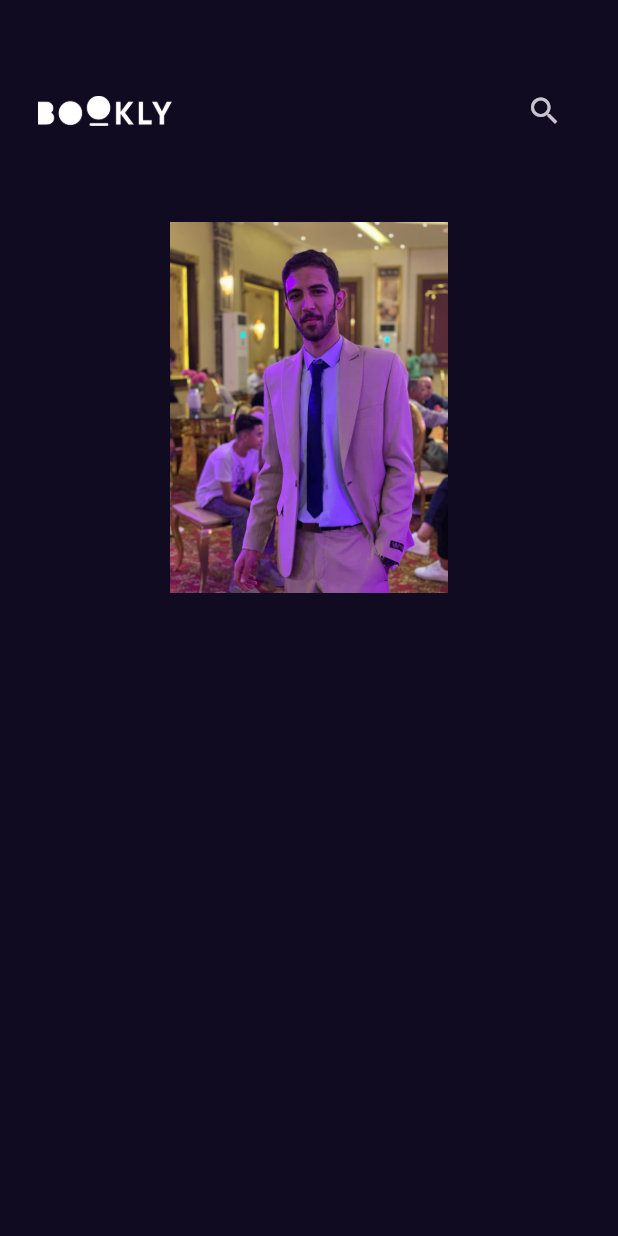
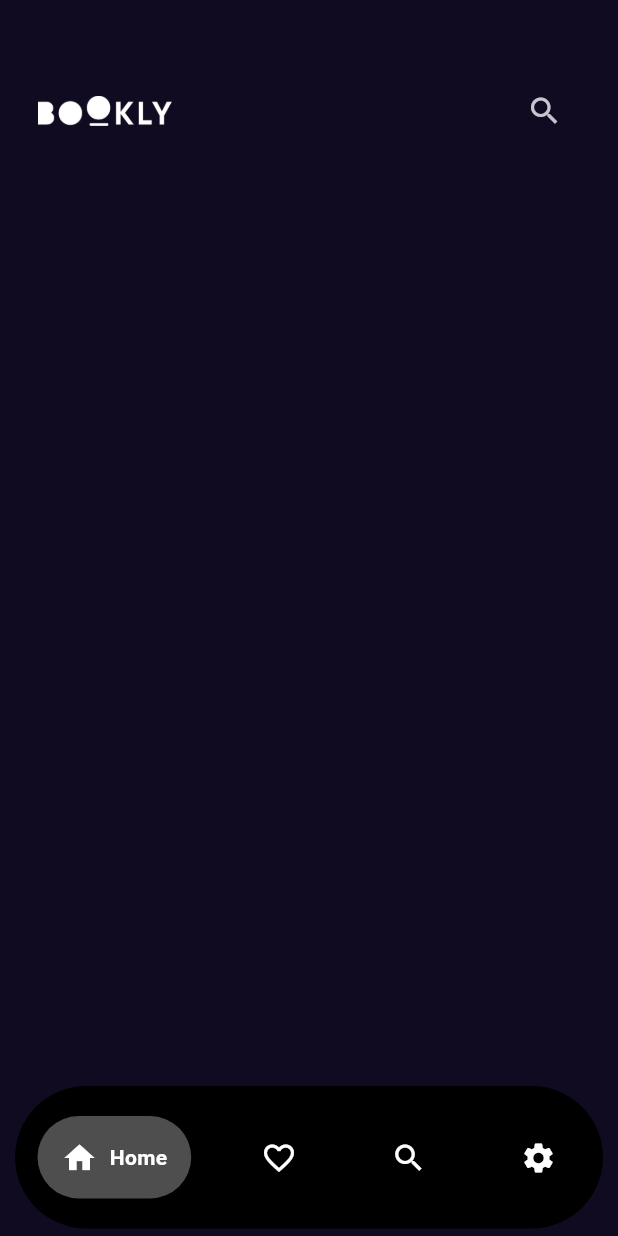
Before and after one commit to ABDO-OS/bookly_app, a Flutter app: the screen it shows after launch, on a phone screen of 412 x 824 dp. Run offline on Flutter 3.47's test engine with Material 3 defaults, Android fonts, the phone set to English and light mode, and no system bars; drawn by our look-alikes of google_nav_bar; our stand-ins replace get.

Commit message:
feat: Implement Bottomnavbar and integrate it into HomeView and HomeViewBody

```diff
--- /dev/null
+++ b/lib/features/buttomnavbar/bottomnavbar.dart
@@ -0,0 +1,42 @@
+import 'package:flutter/material.dart';
+import 'package:google_nav_bar/google_nav_bar.dart';
+// import 'package:liquid_glass_renderer/liquid_glass_renderer.dart';
+
+class Bottomnavbar extends StatefulWidget {
+  const Bottomnavbar({super.key});
+
+  @override
+  State<Bottomnavbar> createState() => _BottomnavbarState();
+}
+
+class _BottomnavbarState extends State<Bottomnavbar> {
+  @override
+  Widget build(BuildContext context) {
+    return Container(
+      margin: EdgeInsets.symmetric(vertical: 5, horizontal: 10),
+      height: 95,
+      width: 20,
+      decoration: BoxDecoration(
+        color: Colors.black,
+        borderRadius: BorderRadius.circular(50),
+      ),
+      child: Padding(
+        padding: const EdgeInsets.symmetric(vertical: 20, horizontal: 15),
+        child: GNav(
+          gap: 8,
+          backgroundColor: Colors.black,
+          activeColor: Colors.white,
+          color: Colors.white,
+          tabBackgroundColor: const Color.fromARGB(255, 78, 78, 78),
+          padding: const EdgeInsets.all(16),
+          tabs: const [
+            GButton(icon: Icons.home, text: "Home"),
+            GButton(icon: Icons.favorite_border, text: "Likes"),
+            GButton(icon: Icons.search, text: "Search"),
+            GButton(icon: Icons.settings, text: "Settings"),
+          ],
+        ),
+      ),
+    );
+  }
+}
--- a/lib/features/home/views/home_view.dart
+++ b/lib/features/home/views/home_view.dart
@@ -1,5 +1,6 @@
 import 'package:flutter/material.dart';
 
+import '../../buttomnavbar/bottomnavbar.dart';
 import 'widgets/home_view_body.dart';
 
 class HomeView extends StatelessWidget {
@@ -7,6 +8,6 @@ class HomeView extends StatelessWidget {
 
   @override
   Widget build(BuildContext context) {
-    return Scaffold(body: HomeViewBody());
+    return Scaffold(body: HomeViewBody(), bottomNavigationBar: Bottomnavbar());
   }
 }
--- a/lib/features/home/views/widgets/home_view_body.dart
+++ b/lib/features/home/views/widgets/home_view_body.dart
@@ -1,6 +1,7 @@
 import 'package:flutter/material.dart';
 
-import '../../../../core/utils/constants.dart';
+// import '../../../../core/utils/constants.dart';
+import '../../../buttomnavbar/bottomnavbar.dart';
 import 'app_bar.dart';
 
 class HomeViewBody extends StatelessWidget {
@@ -8,7 +9,12 @@ class HomeViewBody extends StatelessWidget {
 
   @override
   Widget build(BuildContext context) {
-    return Column(children: const [CustomeAppBar(), ListViewItem()]);
+    return Column(
+      children: const [
+        CustomeAppBar(),
+        Expanded(child: ListViewItem()),
+      ],
+    );
   }
 }
 
@@ -17,16 +23,10 @@ class ListViewItem extends StatelessWidget {
 
   @override
   Widget build(BuildContext context) {
-    return SizedBox(
-      height: MediaQuery.of(context).size.height * 0.3,
-      width: MediaQuery.of(context).size.width * 0.5,
-      child: AspectRatio(
-        aspectRatio: 2.7 / 4,
-        child: Container(
-          decoration: BoxDecoration(borderRadius: BorderRadius.circular(90)),
-          child: Image.asset(AssetsData.test),
-        ),
-      ),
+    return ListView(
+      children: [
+        // المحتوى هنا
+      ],
     );
   }
 }
--- a/pubspec.yaml
+++ b/pubspec.yaml
@@ -46,6 +46,7 @@ dev_dependencies:
   # package. See that file for information about deactivating specific lint
   # rules and activating additional ones.
   flutter_lints: ^5.0.0
+  google_nav_bar: ^5.0.7
 
 # For information on the generic Dart part of this file, see the
 # following page: https://dart.dev/tools/pub/pubspec
```
Also changed, not shown: pubspec.lock.
